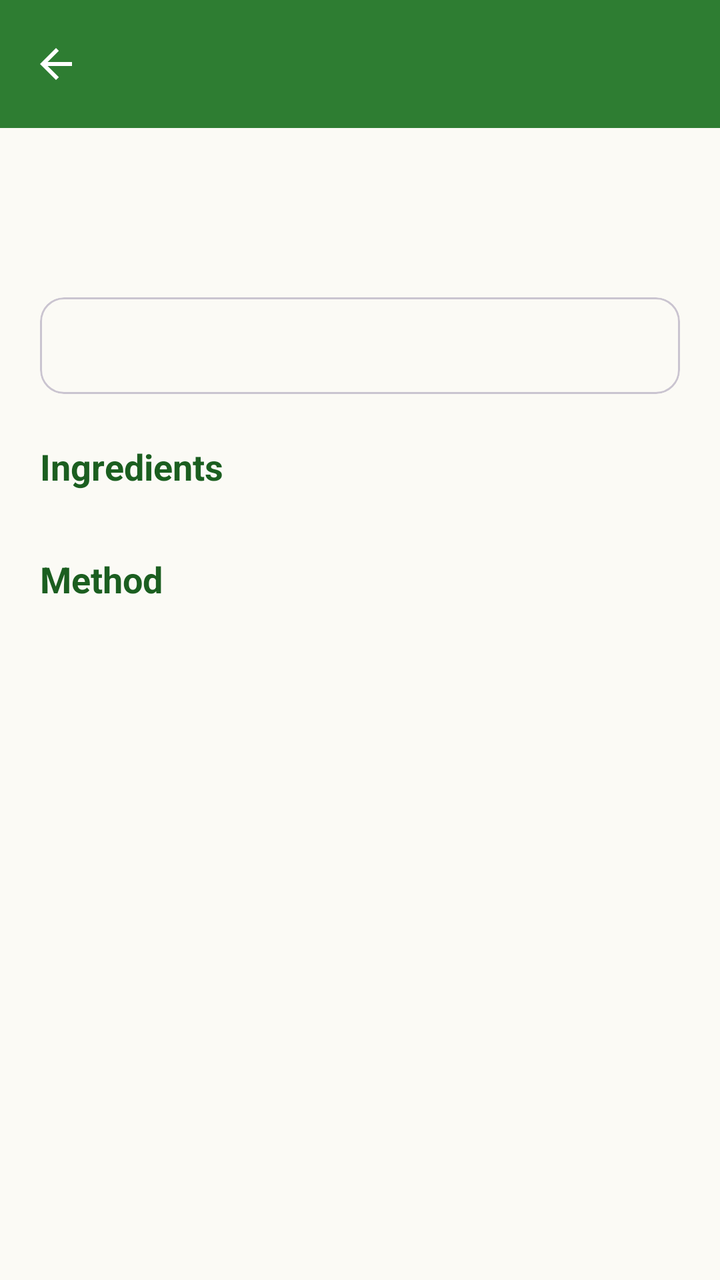
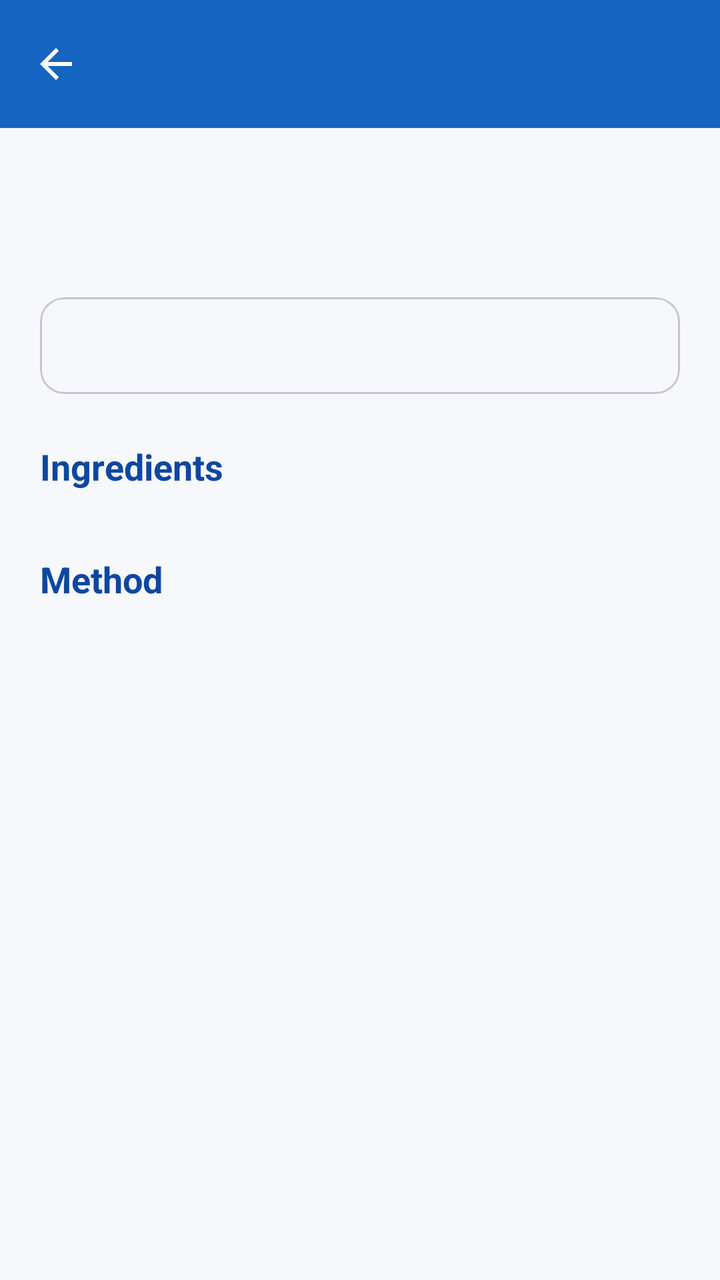

Before-and-after screenshots of an Android layout around one commit, followed by the original layout XML and the change that was made.
<!-- AndroidManifest.xml: application theme Theme.SmartPantryManager -->
<!-- res/layout/activity_recipe_detail.xml -->
<?xml version="1.0" encoding="utf-8"?>
<LinearLayout xmlns:android="http://schemas.android.com/apk/res/android"
    xmlns:app="http://schemas.android.com/apk/res-auto"
    android:layout_width="match_parent"
    android:layout_height="match_parent"
    android:orientation="vertical"
    android:background="?attr/colorSurface">

    <com.google.android.material.appbar.AppBarLayout
        android:layout_width="match_parent"
        android:layout_height="wrap_content"
        android:fitsSystemWindows="true"
        android:background="?attr/colorPrimary">

        <com.google.android.material.appbar.MaterialToolbar
            android:id="@+id/toolbar"
            android:layout_width="match_parent"
            android:layout_height="?attr/actionBarSize"
            app:navigationIcon="@drawable/ic_arrow_back"
            app:navigationIconTint="?attr/colorOnPrimary"
            app:titleTextColor="?attr/colorOnPrimary" />
    </com.google.android.material.appbar.AppBarLayout>

    <ScrollView
        android:layout_width="match_parent"
        android:layout_height="0dp"
        android:layout_weight="1"
        android:clipToPadding="false">

        <LinearLayout
            android:layout_width="match_parent"
            android:layout_height="wrap_content"
            android:orientation="vertical"
            android:padding="20dp"
            android:paddingBottom="40dp">

            <TextView
                android:id="@+id/tv_description"
                android:layout_width="match_parent"
                android:layout_height="wrap_content"
                android:textColor="@color/text_dark"
                android:textSize="16sp" />

            <TextView
                android:id="@+id/tv_meta"
                android:layout_width="wrap_content"
                android:layout_height="wrap_content"
                android:layout_marginTop="8dp"
                android:textColor="@color/pantry_green"
                android:textSize="14sp"
                android:textStyle="bold" />

            <com.google.android.material.card.MaterialCardView
                android:id="@+id/card_status"
                android:layout_width="match_parent"
                android:layout_height="wrap_content"
                android:layout_marginTop="16dp"
                app:cardCornerRadius="12dp"
                app:cardElevation="0dp">

                <TextView
                    android:id="@+id/tv_status"
                    android:layout_width="match_parent"
                    android:layout_height="wrap_content"
                    android:padding="14dp"
                    android:textSize="15sp"
                    android:textStyle="bold" />
            </com.google.android.material.card.MaterialCardView>

            <TextView
                android:layout_width="wrap_content"
                android:layout_height="wrap_content"
                android:layout_marginTop="24dp"
                android:text="@string/section_ingredients"
                android:textColor="@color/pantry_green_dark"
                android:textSize="18sp"
                android:textStyle="bold" />

            <LinearLayout
                android:id="@+id/ll_ingredients"
                android:layout_width="match_parent"
                android:layout_height="wrap_content"
                android:layout_marginTop="8dp"
                android:orientation="vertical" />

            <TextView
                android:layout_width="wrap_content"
                android:layout_height="wrap_content"
                android:layout_marginTop="24dp"
                android:text="@string/section_method"
                android:textColor="@color/pantry_green_dark"
                android:textSize="18sp"
                android:textStyle="bold" />

            <LinearLayout
                android:id="@+id/ll_steps"
                android:layout_width="match_parent"
                android:layout_height="wrap_content"
                android:layout_marginTop="8dp"
                android:orientation="vertical" />
        </LinearLayout>
    </ScrollView>
</LinearLayout>
<!-- resources referenced by this layout -->
<resources>
  <color name="pantry_green">#2E7D32</color>
  <color name="pantry_green_dark">#1B5E20</color>
  <color name="text_dark">#1C1B1F</color>
  <!-- drawable ic_arrow_back (drawable) -->
  <vector xmlns:android="http://schemas.android.com/apk/res/android" android:autoMirrored="true" android:height="24dp" android:tint="#000000" android:viewportHeight="960" android:viewportWidth="960" android:width="24dp">
        
      <path android:fillColor="@android:color/white" android:pathData="M313,520L537,744L480,800L160,480L480,160L537,216L313,440L800,440L800,520L313,520Z"/>
      
  </vector>
  <string name="section_ingredients">Ingredients</string>
  <string name="section_method">Method</string>
  <style name="Theme.SmartPantryManager" parent="Theme.Material3.Light.NoActionBar">
          <item name="colorPrimary">@color/pantry_green</item>
          <item name="colorOnPrimary">@color/white</item>
          <item name="colorPrimaryContainer">@color/green_container</item>
          <item name="colorOnPrimaryContainer">@color/on_green_container</item>
          <item name="colorSecondary">@color/accent_orange</item>
          <item name="colorOnSecondary">@color/white</item>
          <item name="colorSecondaryContainer">@color/green_container</item>
          <item name="colorOnSecondaryContainer">@color/on_green_container</item>
          <item name="android:colorBackground">@color/surface_cream</item>
          <item name="colorSurface">@color/surface_cream</item>
          <item name="colorOnSurface">@color/text_dark</item>
          <item name="colorError">@color/error_red</item>
  
          
          <item name="android:windowLightStatusBar">false</item>
      </style>
  <color name="white">#FFFFFFFF</color>
  <color name="green_container">#C8E6C9</color>
  <color name="on_green_container">#0B3D12</color>
  <color name="accent_orange">#EF6C00</color>
  <color name="surface_cream">#FBFAF5</color>
  <color name="error_red">#B3261E</color>
</resources>

<!-- the commit's change to res/layout/activity_recipe_detail.xml (unified diff, before → after) -->
@@ -46,7 +46,7 @@
                 android:layout_width="wrap_content"
                 android:layout_height="wrap_content"
                 android:layout_marginTop="8dp"
-                android:textColor="@color/pantry_green"
+                android:textColor="@color/primary_blue"
                 android:textSize="14sp"
                 android:textStyle="bold" />
 
@@ -72,7 +72,7 @@
                 android:layout_height="wrap_content"
                 android:layout_marginTop="24dp"
                 android:text="@string/section_ingredients"
-                android:textColor="@color/pantry_green_dark"
+                android:textColor="@color/primary_blue_dark"
                 android:textSize="18sp"
                 android:textStyle="bold" />
 
@@ -88,7 +88,7 @@
                 android:layout_height="wrap_content"
                 android:layout_marginTop="24dp"
                 android:text="@string/section_method"
-                android:textColor="@color/pantry_green_dark"
+                android:textColor="@color/primary_blue_dark"
                 android:textSize="18sp"
                 android:textStyle="bold" />
 
<!-- resource entries referenced after the edit -->
@@ -1,7 +1,7 @@
 <!-- resources referenced by this layout -->
 <resources>
-  <color name="pantry_green">#2E7D32</color>
-  <color name="pantry_green_dark">#1B5E20</color>
+  <color name="primary_blue">#1565C0</color>
+  <color name="primary_blue_dark">#0D47A1</color>
   <color name="text_dark">#1C1B1F</color>
   <!-- drawable ic_arrow_back (drawable) -->
   <vector xmlns:android="http://schemas.android.com/apk/res/android" android:autoMirrored="true" android:height="24dp" android:tint="#000000" android:viewportHeight="960" android:viewportWidth="960" android:width="24dp">
@@ -12,16 +12,16 @@
   <string name="section_ingredients">Ingredients</string>
   <string name="section_method">Method</string>
   <style name="Theme.SmartPantryManager" parent="Theme.Material3.Light.NoActionBar">
-          <item name="colorPrimary">@color/pantry_green</item>
+          <item name="colorPrimary">@color/primary_blue</item>
           <item name="colorOnPrimary">@color/white</item>
-          <item name="colorPrimaryContainer">@color/green_container</item>
-          <item name="colorOnPrimaryContainer">@color/on_green_container</item>
+          <item name="colorPrimaryContainer">@color/blue_container</item>
+          <item name="colorOnPrimaryContainer">@color/on_blue_container</item>
           <item name="colorSecondary">@color/accent_orange</item>
           <item name="colorOnSecondary">@color/white</item>
-          <item name="colorSecondaryContainer">@color/green_container</item>
-          <item name="colorOnSecondaryContainer">@color/on_green_container</item>
-          <item name="android:colorBackground">@color/surface_cream</item>
-          <item name="colorSurface">@color/surface_cream</item>
+          <item name="colorSecondaryContainer">@color/blue_container</item>
+          <item name="colorOnSecondaryContainer">@color/on_blue_container</item>
+          <item name="android:colorBackground">@color/surface_light</item>
+          <item name="colorSurface">@color/surface_light</item>
           <item name="colorOnSurface">@color/text_dark</item>
           <item name="colorError">@color/error_red</item>
   
@@ -29,10 +29,10 @@
           <item name="android:windowLightStatusBar">false</item>
       </style>
   <color name="white">#FFFFFFFF</color>
-  <color name="green_container">#C8E6C9</color>
-  <color name="on_green_container">#0B3D12</color>
+  <color name="blue_container">#D6E6FF</color>
+  <color name="on_blue_container">#0A2A5E</color>
   <color name="accent_orange">#EF6C00</color>
-  <color name="surface_cream">#FBFAF5</color>
+  <color name="surface_light">#F6F8FC</color>
   <color name="error_red">#B3261E</color>
 </resources>
 
